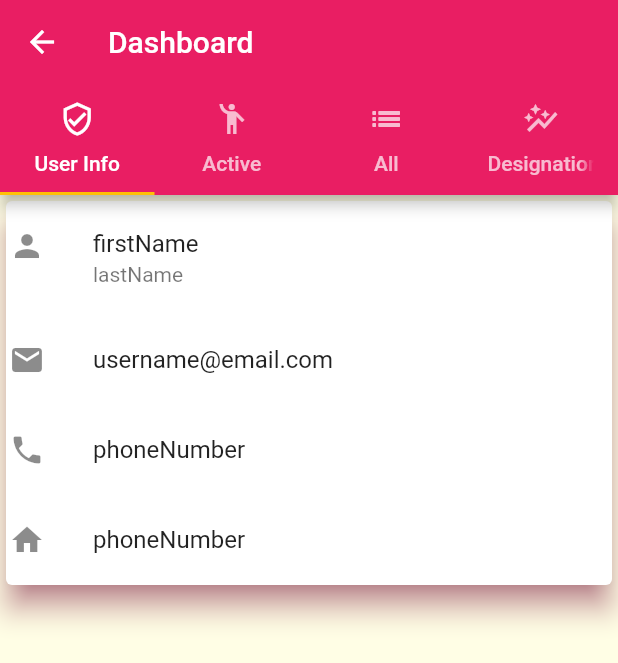
After one commit to Areeb-007/Techincal_Assignment_Flutter_App, a Flutter app: the Dashboard screen opened directly, on a phone screen of 412 x 824 dp. The commit adds this screen. Shown: the top 663 px of the screen. Run offline on Flutter 3.47's test engine with Material 2 defaults, Android fonts, the phone set to English and light mode, and no system bars; our stand-ins replace dropdown_formfield; missing offline and left inert: checkbox_formfield; network calls fail; Roboto replaces fonts that are missing (Raleway).

Commit message:
DashBoard Added

```diff
--- a/technical_assignment_flutter_app/lib/main.dart
+++ b/technical_assignment_flutter_app/lib/main.dart
@@ -3,7 +3,7 @@ import 'package:provider/provider.dart';
 import 'package:technical_assignment_flutter_app/providers/authentication.dart';
 import 'package:technical_assignment_flutter_app/screens/login_screen.dart';
 import 'package:technical_assignment_flutter_app/screens/register_screen.dart';
-import 'package:technical_assignment_flutter_app/widgets/drawer.dart';
+// import 'package:technical_assignment_flutter_app/widgets/drawer.dart';
 
 void main() {
   runApp(MyApp());
--- a/technical_assignment_flutter_app/lib/models/user.dart
+++ b/technical_assignment_flutter_app/lib/models/user.dart
@@ -24,4 +24,21 @@ class User {
     required this.createdBy,
     required this.createdOn,
   });
+
+  factory User.fromJson(Map<String, dynamic> json) {
+    return User(
+        userID: json['UserID'],
+        firstName: json['FirstName'],
+        lastName: json['LastName'],
+        username: json['Username'],
+        password: json['Password'],
+        address: json['Address'],
+        phoneNumber: json['PhoneNumber'],
+        isActice: json['IsActive'],
+        isDeleted: json['IsDeleted'],
+        createdBy: json['CreatedBy'],
+        createdOn: (DateTime.parse(json['CreatedOn']))
+        // createdOn: DateTime.now(),
+        );
+  }
 }
--- a/technical_assignment_flutter_app/lib/providers/authentication.dart
+++ b/technical_assignment_flutter_app/lib/providers/authentication.dart
@@ -12,9 +12,21 @@ import 'package:technical_assignment_flutter_app/models/user.dart';
 class Auth with ChangeNotifier {
   static const baseUrl = 'http://192.168.18.118:3000';
   String _token = '';
-  late DateTime _expiryDate;
+  List<Employee> empList = [];
+  User user = User(
+      userID: 12,
+      firstName: 'firstName',
+      lastName: 'lastName',
+      username: 'username@email.com',
+      password: 'password',
+      address: 'address',
+      phoneNumber: 'phoneNumber',
+      isActice: true,
+      isDeleted: false,
+      createdBy: 'createdBy',
+      createdOn: DateTime.now());
+  // late DateTime _expiryDate;
   int _userID = -1;
-  String _userName = '';
   String? get tokenValue {
     return _token;
   }
@@ -53,7 +65,7 @@ class Auth with ChangeNotifier {
 
   //------------------------------------------SignUp---------------------------------------------------------//
 
-  Future<void> signUp(User user) async {
+  Future<bool> signUp(User user) async {
     print(jsonEncode(<String, Object>{
       'FirstName': user.firstName,
       'LastName': user.lastName,
@@ -88,6 +100,18 @@ class Auth with ChangeNotifier {
     _token = responseBody['token'];
     _userID = responseBody['UserID'];
     print(_token.isEmpty ? 'No token' : _userID);
+
+    String? msg = responseBody['msg'];
+
+    if (msg != null && msg.isNotEmpty) {
+      return false;
+    } else {
+      _token = json.decode(response.body)['token'];
+      _userID = responseBody['UserID'];
+
+      print(_token.isEmpty ? 'No token' : _userID);
+      return true;
+    }
   }
 
   //-----------------------------------------------------Add Employee-----------------------------------------
@@ -156,6 +180,7 @@ class Auth with ChangeNotifier {
     var rest = json.decode(response.body)['data'];
     List<Employee> list;
     list = rest.map<Employee>((json) => Employee.fromJson(json)).toList();
+    empList = list.toList();
     return list;
   }
 
@@ -239,6 +264,28 @@ class Auth with ChangeNotifier {
       return false;
     }
   }
+
+//-------------------------------------------------Get User Data------------------------------------------
+
+  Future<void> getUserData() async {
+    var response = await http.get(
+      Uri.parse(baseUrl + '/rest/dashboard'),
+      headers: <String, String>{
+        'Content-type': 'application/json; charset=UTF-8',
+        'Authorization': 'Bearer $_token'
+      },
+    );
+    if (response.statusCode != 200) {
+      print('Token not Valid');
+    }
+    // user = json.decode(response.body)['data'];
+    print(json.decode(response.body)['data']);
+    var list = json.decode(response.body)['data'];
+    List<User> usList = (list.map((usr) => User.fromJson(usr)).toList());
+    // user = usList[0];
+    print(usList[0]);
+  }
+
 //   Future<void> getData() async {
 //     const url = 'http://192.168.18.118:3000/data';
 
--- /dev/null
+++ b/technical_assignment_flutter_app/lib/screens/dashboard_screen.dart
@@ -0,0 +1,63 @@
+import 'package:flutter/material.dart';
+import 'package:provider/provider.dart';
+import 'package:technical_assignment_flutter_app/providers/authentication.dart';
+import 'package:technical_assignment_flutter_app/widgets/active_users.dart';
+
+import 'package:technical_assignment_flutter_app/widgets/user_info.dart';
+
+class Dashboard extends StatefulWidget {
+  @override
+  _DashboardState createState() => _DashboardState();
+}
+
+class _DashboardState extends State<Dashboard> {
+  Future<void> getUser() async {
+    await Provider.of<Auth>(context, listen: false).getUserData();
+  }
+
+  @override
+  void initState() {
+    super.initState();
+    getUser();
+  }
+
+  @override
+  Widget build(BuildContext context) {
+    return DefaultTabController(
+      length: 4,
+      child: Scaffold(
+        appBar: AppBar(
+          bottom: TabBar(
+            tabs: [
+              Tab(
+                icon: Icon(Icons.verified_user_outlined),
+                text: 'User Info',
+              ),
+              Tab(
+                icon: Icon(Icons.emoji_people),
+                text: 'Active',
+              ),
+              Tab(
+                icon: Icon(Icons.list_sharp),
+                text: 'All',
+              ),
+              Tab(
+                icon: Icon(Icons.auto_graph),
+                text: 'Designations',
+              ),
+            ],
+          ),
+          title: Text('Dashboard'),
+        ),
+        body: TabBarView(
+          children: [
+            userInfo(context),
+            acticeUsers(),
+            Icon(Icons.directions_bike),
+            Icon(Icons.grass_sharp)
+          ],
+        ),
+      ),
+    );
+  }
+}
--- /dev/null
+++ b/technical_assignment_flutter_app/lib/widgets/active_users.dart
@@ -0,0 +1,7 @@
+import 'package:flutter/material.dart';
+
+Widget acticeUsers() {
+  return Container(
+    child: Text('Actice users will be here'),
+  );
+}
--- a/technical_assignment_flutter_app/lib/widgets/drawer.dart
+++ b/technical_assignment_flutter_app/lib/widgets/drawer.dart
@@ -1,8 +1,13 @@
 import 'package:flutter/material.dart';
+import 'package:technical_assignment_flutter_app/models/employee.dart';
+// import 'package:technical_assignment_flutter_app/models/user.dart';
+import 'package:technical_assignment_flutter_app/screens/dashboard_screen.dart';
 import 'package:technical_assignment_flutter_app/screens/login_screen.dart';
 import 'package:technical_assignment_flutter_app/screens/register_screen.dart';
 
 class MainDrawer extends StatelessWidget {
+  final Future<List<Employee>> empList;
+  MainDrawer(this.empList);
   Widget buildListTile(String title, IconData icon, Function tapHandler) {
     return ListTile(
       leading: Icon(
@@ -47,7 +52,7 @@ class MainDrawer extends StatelessWidget {
             'Login',
             Icons.login,
             () {
-              Navigator.push(context,
+              Navigator.pushReplacement(context,
                   MaterialPageRoute(builder: (context) => LoginScreen()));
             },
           ),
@@ -55,8 +60,16 @@ class MainDrawer extends StatelessWidget {
             'Register',
             Icons.app_registration_outlined,
             () {
+              Navigator.pushReplacement(context,
+                  MaterialPageRoute(builder: (context) => RegisterScreen()));
+            },
+          ),
+          buildListTile(
+            'Dashboard',
+            Icons.dashboard,
+            () {
               Navigator.push(context,
-                  MaterialPageRoute(builder: (context) => RegisterScreen()));
+                  MaterialPageRoute(builder: (context) => Dashboard()));
             },
           ),
         ],
--- /dev/null
+++ b/technical_assignment_flutter_app/lib/widgets/user_info.dart
@@ -0,0 +1,42 @@
+import 'package:flutter/cupertino.dart';
+import 'package:flutter/material.dart';
+import 'package:provider/provider.dart';
+import 'package:technical_assignment_flutter_app/models/user.dart';
+import 'package:technical_assignment_flutter_app/providers/authentication.dart';
+
+Widget userInfo(BuildContext context) {
+  User currentUser = Provider.of<Auth>(context, listen: false).user;
+  return Column(
+    children: [
+      Card(
+        elevation: 8.0,
+        shadowColor: Theme.of(context).primaryColorDark,
+        child: Column(
+          children: [
+            ListTile(
+              contentPadding: EdgeInsets.all(2),
+              leading: Icon(Icons.person),
+              title: Text(currentUser.firstName),
+              subtitle: Text(currentUser.lastName),
+            ),
+            ListTile(
+              contentPadding: EdgeInsets.all(2),
+              leading: Icon(Icons.mail),
+              title: Text(currentUser.username),
+            ),
+            ListTile(
+              contentPadding: EdgeInsets.all(2),
+              leading: Icon(Icons.phone),
+              title: Text(currentUser.phoneNumber),
+            ),
+            ListTile(
+              contentPadding: EdgeInsets.all(2),
+              leading: Icon(Icons.home),
+              title: Text(currentUser.phoneNumber),
+            ),
+          ],
+        ),
+      ),
+    ],
+  );
+}
--- a/technical_assignment_flutter_app/pubspec.yaml
+++ b/technical_assignment_flutter_app/pubspec.yaml
@@ -29,6 +29,8 @@ dependencies:
   intl: ^0.15.8
   checkbox_formfield: ^0.1.0+3
   dropdown_formfield: ^0.1.3
+  bubble_tab_indicator: ^0.1.4
+  fl_chart: ^0.9.4
   # email_validator: '^1.0.6'
 
 
```
Also changed, not shown: technical_assignment_flutter_app/lib/screens/employee_data.dart (+11 -3 lines), technical_assignment_flutter_app/lib/screens/login_screen.dart (+27 -7 lines), technical_assignment_flutter_app/lib/screens/register_screen.dart (+17 -1 lines), technical_assignment_flutter_app/lib/widgets/list_view_widget.dart (+6 -3 lines), technical_assignment_flutter_app/flutter_01.png (added), technical_assignment_flutter_app/pubspec.lock.
